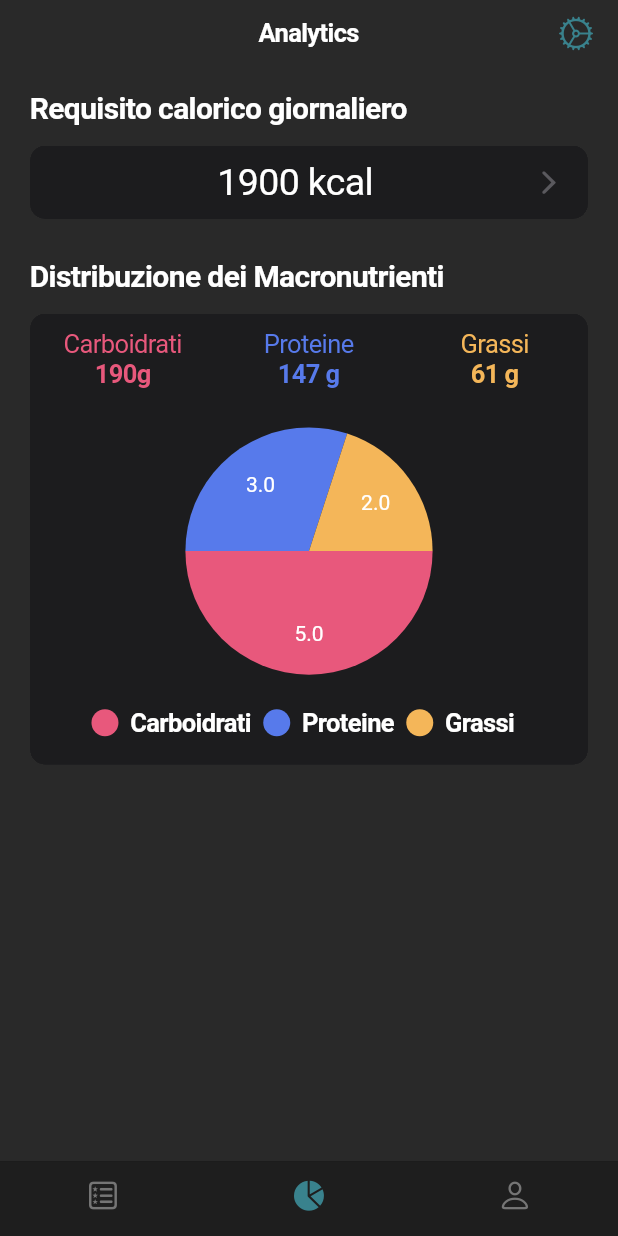
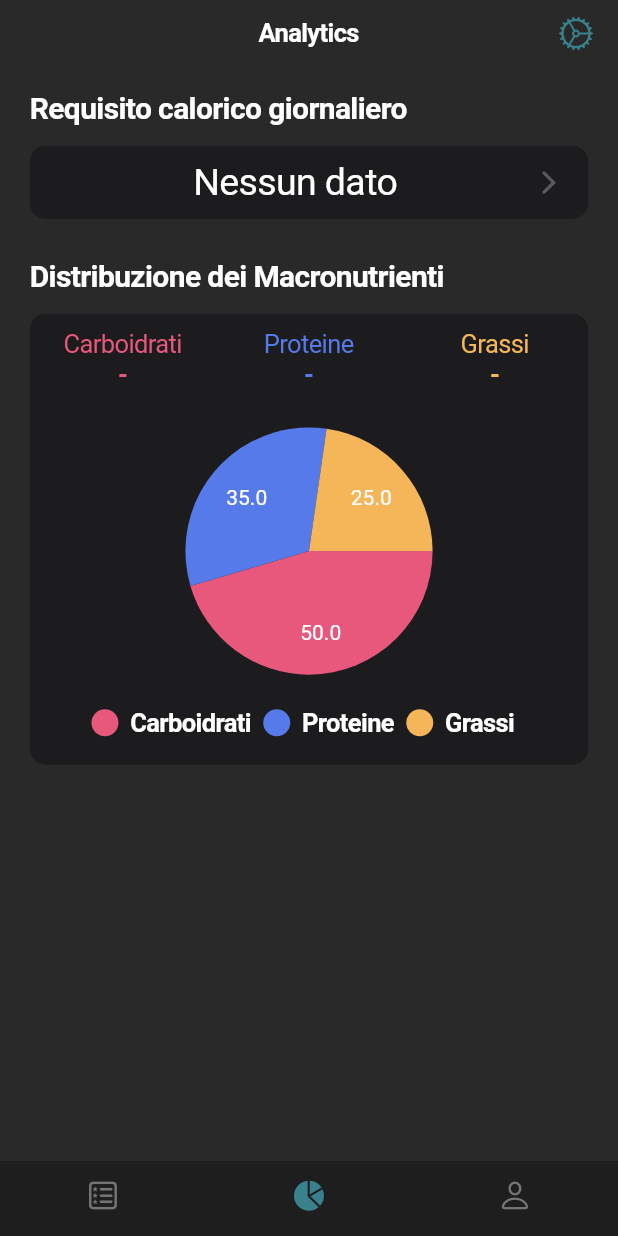
Before and after one commit to AlessandroDeFa/nutrition_tracker, a Flutter app: the screen it shows after launch, item 2 of the bottom bar chosen, on a phone screen of 412 x 824 dp. Run offline on Flutter 3.47's test engine with Material 2 defaults, Android fonts, the phone set to English and light mode, and no system bars; drawn by our look-alikes of pie_chart; our stand-ins replace bloc, equatable, flutter_bloc, hydrated_bloc.

Commit message:
create a bloc for analytics page; created a button that call an event that get the tdee from the profile if exists and calculate the macros percantages based on a default perceentages;

```diff
--- a/lib/app.dart
+++ b/lib/app.dart
@@ -1,6 +1,7 @@
 import 'package:flutter/cupertino.dart';
 import 'package:flutter_bloc/flutter_bloc.dart';
-import 'package:nutrition_tracker/blocs/profile_form/profile_form_bloc.dart';
+import 'package:nutrition_tracker/blocs/analytics_bloc/validate_analytics_form/analytics_form_bloc.dart';
+import 'package:nutrition_tracker/blocs/profile_form/validate_form/profile_form_bloc.dart';
 import 'package:nutrition_tracker/blocs/profile_form/submit_form/submit_form_bloc.dart';
 import 'package:nutrition_tracker/cubits/switch_theme/switch_theme_cubit.dart';
 import 'package:nutrition_tracker/screens/analytics_screen.dart';
@@ -26,7 +27,10 @@ class App extends StatelessWidget {
         BlocProvider<SwitchThemeCubit>(create: (_) => SwitchThemeCubit()),
         // Profile Form Bloc
         BlocProvider<ProfileFormBloc>(create: (_) => ProfileFormBloc()),
+        // Submit Profile Form Bloc
         BlocProvider<SubmitFormBloc>(create: (_)=> SubmitFormBloc()),
+        // Analytics Form Bloc
+        BlocProvider<AnalyticsFormBloc>(create: (_) => AnalyticsFormBloc()),
       ],
       child: BlocBuilder<SwitchThemeCubit, SwitchThemeState>(
         builder: (context, state) {
--- /dev/null
+++ b/lib/blocs/analytics_bloc/validate_analytics_form/analytics_form_bloc.dart
@@ -0,0 +1,39 @@
+import 'dart:async';
+
+import 'package:bloc/bloc.dart';
+import 'package:equatable/equatable.dart';
+
+part 'analytics_form_event.dart';
+
+part 'analytics_form_state.dart';
+
+class AnalyticsFormBloc extends Bloc<AnalyticsFormEvent, AnalyticsFormState> {
+  int? carbs;
+  int? protein;
+  int? fat;
+  Map<String, double>? dataChart;
+
+  AnalyticsFormBloc()
+      : super(const AnalyticsFormState(tdee: null, carbs: null, protein: null, fat: null, dataChart: null)) {
+    on<ChangeTdeeValueFromProfile>((event, emit) {
+      calculatePercentagesMacros(
+          tdee: event.tdee, percentageCarbs: event.percentageCarbs, percentagePro: event.percentagePro, percentageFat: event.percentageFat);
+      emit(AnalyticsFormState(tdee: event.tdee, carbs: carbs, protein: protein, fat: fat, dataChart: dataChart));
+    });
+  }
+
+  void calculatePercentagesMacros({required tdee, required percentageCarbs, required percentagePro, required percentageFat}) {
+    carbs = ((percentageCarbs / 100) * tdee / 4).toInt();
+
+    protein = ((percentagePro / 100) * tdee / 4).toInt();
+
+    fat = ((percentageFat / 100) * tdee / 9).toInt();
+
+    dataChart = {
+      "Carboidrati": percentageCarbs,
+      "Proteine": percentagePro,
+      "Grassi": percentageFat,
+    };
+
+  }
+}
--- /dev/null
+++ b/lib/blocs/analytics_bloc/validate_analytics_form/analytics_form_event.dart
@@ -0,0 +1,17 @@
+part of 'analytics_form_bloc.dart';
+
+abstract class AnalyticsFormEvent extends Equatable {
+  const AnalyticsFormEvent();
+}
+
+class ChangeTdeeValueFromProfile extends AnalyticsFormEvent {
+  final int? tdee;
+  final double? percentageCarbs;
+  final double? percentagePro;
+  final double? percentageFat;
+
+  const ChangeTdeeValueFromProfile({required this.tdee, required this.percentageCarbs, required this.percentagePro, required this.percentageFat});
+
+  @override
+  List<Object?> get props => [tdee, percentageCarbs, percentagePro, percentageFat];
+}
--- /dev/null
+++ b/lib/blocs/analytics_bloc/validate_analytics_form/analytics_form_state.dart
@@ -0,0 +1,16 @@
+part of 'analytics_form_bloc.dart';
+
+ class AnalyticsFormState extends Equatable {
+
+   final int? tdee;
+   final int? carbs;
+   final int? protein;
+   final int? fat;
+   final Map<String, double>? dataChart;
+
+  const AnalyticsFormState({required this.tdee, required this.carbs, required this.protein, required this.fat, required this.dataChart});
+
+  @override
+
+  List<Object?> get props => [tdee, carbs, protein, fat];
+}
--- a/lib/screens/analytics_screen.dart
+++ b/lib/screens/analytics_screen.dart
@@ -1,26 +1,43 @@
 import 'package:flutter/cupertino.dart';
 import 'package:flutter/material.dart';
+import 'package:flutter_bloc/flutter_bloc.dart';
+import 'package:nutrition_tracker/blocs/analytics_bloc/validate_analytics_form/analytics_form_bloc.dart';
+import 'package:nutrition_tracker/blocs/profile_form/submit_form/submit_form_bloc.dart';
 import 'package:nutrition_tracker/utils/custom_colors.dart';
 import 'package:nutrition_tracker/widgets/CustomNavigationBar.dart';
 import 'package:pie_chart/pie_chart.dart';
+
+Map<String, double> dataMap = {
+  "Carboidrati": 50,
+  "Proteine": 35,
+  "Grassi": 25,
+};
 
 class AnalyticsScreen extends StatelessWidget {
   const AnalyticsScreen({Key? key}) : super(key: key);
 
   @override
   Widget build(BuildContext context) {
-    Map<String, double> dataMap = {
-      "Carboidrati": 5,
-      "Proteine": 3,
-      "Grassi": 2,
-    };
+
 
     return CupertinoPageScaffold(
-      navigationBar: const CustomNavigationBar(navigationBar: CupertinoNavigationBar(), title: 'Analytics',),
+      navigationBar: const CustomNavigationBar(
+        navigationBar: CupertinoNavigationBar(),
+        title: 'Analytics',
+      ),
       child: ListView(
         children: [
           _dailyCalories(context),
-          _pieChart(context, dataMap),
+          BlocBuilder<SubmitFormBloc, SubmitFormState>(
+            builder: (context, state) {
+              return state.tdee != null ? _btnUseTdee(context) : Container();
+            },
+          ),
+          BlocBuilder<AnalyticsFormBloc, AnalyticsFormState>(
+            builder: (context, state) {
+              return _pieChart(context, state);
+            },
+          ),
         ],
       ),
     );
@@ -39,9 +56,13 @@ class AnalyticsScreen extends StatelessWidget {
               padding: const EdgeInsets.all(10),
               width: double.infinity,
               alignment: Alignment.center,
-              child: Text(
-                "1900 kcal",
-                style: TextStyle(fontSize: 25),
+              child: BlocBuilder<AnalyticsFormBloc, AnalyticsFormState>(
+                builder: (context, state) {
+                  return Text(
+                    state.tdee != null ? "${state.tdee} kcal" : 'Nessun dato',
+                    style: const TextStyle(fontSize: 25),
+                  );
+                },
               ),
             ),
             trailing: const Icon(
@@ -53,7 +74,32 @@ class AnalyticsScreen extends StatelessWidget {
         ],
       );
 
-  Widget _pieChart(BuildContext context, dataMap) =>
+  Widget _btnUseTdee(BuildContext context) => CupertinoListSection.insetGrouped(
+        backgroundColor: Colors.transparent,
+        children: [
+          CupertinoListTile(
+            padding: EdgeInsets.zero,
+            title: Container(
+                width: double.infinity,
+                alignment: Alignment.center,
+                child: Text(
+                  'Usa il TDEE calcolato',
+                  style: TextStyle(
+                      color: CupertinoTheme.of(context).primaryColor,
+                      fontSize: 16),
+                )),
+            onTap: () {
+              context.read<AnalyticsFormBloc>().add(ChangeTdeeValueFromProfile(
+                  tdee: context.read<SubmitFormBloc>().state.tdee,
+                  percentageCarbs: 45.0,
+                  percentagePro: 30.0,
+                  percentageFat: 25.0));
+            },
+          ),
+        ],
+      );
+
+  Widget _pieChart(BuildContext context, AnalyticsFormState state) =>
       CupertinoListSection.insetGrouped(
         backgroundColor: Colors.transparent,
         header: const Padding(
@@ -72,7 +118,7 @@ class AnalyticsScreen extends StatelessWidget {
                       chartValueStyle:
                           TextStyle(color: CustomColors.textColor)),
                   chartLegendSpacing: 20,
-                  dataMap: dataMap,
+                  dataMap: state.dataChart ?? dataMap,
                   chartRadius: MediaQuery.of(context).size.width * 0.4,
                   legendOptions: const LegendOptions(
                     showLegendsInRow: true,
@@ -90,23 +136,27 @@ class AnalyticsScreen extends StatelessWidget {
         ],
       );
 
-  Widget _legendsValuesPieChart(BuildContext context) => const Padding(
-    padding: EdgeInsets.symmetric(vertical: 10),
+  Widget _legendsValuesPieChart(BuildContext context) => Padding(
+        padding: const EdgeInsets.symmetric(vertical: 10),
         child: Row(
           mainAxisAlignment: MainAxisAlignment.spaceBetween,
           children: [
             Expanded(
               child: Column(
                 children: [
-                  Text(
+                  const Text(
                     "Carboidrati",
                     style: TextStyle(color: CustomColors.pinkPieChart),
                   ),
-                  Text(
-                    '190g',
-                    style: TextStyle(
+                  BlocBuilder<AnalyticsFormBloc, AnalyticsFormState>(
+                    builder: (context, state) {
+                      return Text(
+                        state.carbs != null ? '${state.carbs} g' : '-',
+                        style: const TextStyle(
                             fontWeight: FontWeight.bold,
                             color: CustomColors.pinkPieChart),
+                      );
+                    },
                   ),
                 ],
               ),
@@ -114,24 +164,33 @@ class AnalyticsScreen extends StatelessWidget {
             Expanded(
               child: Column(
                 children: [
-                  Text("Proteine",
+                  const Text("Proteine",
                       style: TextStyle(color: CustomColors.bluePieChart)),
-                  Text('147 g',
-                      style: TextStyle(
+                  BlocBuilder<AnalyticsFormBloc, AnalyticsFormState>(
+                    builder: (context, state) {
+                      return Text(
+                          state.protein != null ? '${state.protein} g' : '-',
+                          style: const TextStyle(
                               fontWeight: FontWeight.bold,
-                          color: CustomColors.bluePieChart)),
+                              color: CustomColors.bluePieChart));
+                    },
+                  ),
                 ],
               ),
             ),
             Expanded(
               child: Column(
                 children: [
-                  Text("Grassi",
+                  const Text("Grassi",
                       style: TextStyle(color: CustomColors.orangePieChart)),
-                  Text('61 g',
-                      style: TextStyle(
+                  BlocBuilder<AnalyticsFormBloc, AnalyticsFormState>(
+                    builder: (context, state) {
+                      return Text(state.fat != null ? '${state.fat} g' : '-',
+                          style: const TextStyle(
                               fontWeight: FontWeight.bold,
-                          color: CustomColors.orangePieChart)),
+                              color: CustomColors.orangePieChart));
+                    },
+                  ),
                 ],
               ),
             ),
--- a/lib/screens/profile_screen.dart
+++ b/lib/screens/profile_screen.dart
@@ -1,7 +1,7 @@
 import 'package:flutter/cupertino.dart';
 import 'package:flutter/material.dart';
 import 'package:flutter_bloc/flutter_bloc.dart';
-import 'package:nutrition_tracker/blocs/profile_form/profile_form_bloc.dart';
+import 'package:nutrition_tracker/blocs/profile_form/validate_form/profile_form_bloc.dart';
 import 'package:nutrition_tracker/blocs/profile_form/submit_form/submit_form_bloc.dart';
 import 'package:nutrition_tracker/screens/sub_screens/edit_profile_info.dart';
 import 'package:nutrition_tracker/utils/custom_colors.dart';
@@ -213,5 +213,3 @@ class ProfileScreen extends StatelessWidget {
         ],
       );
 }
-
-// CRAERE LA FUNZIONE ANCHE PER IL TYPE FEMMINA
--- a/lib/screens/sub_screens/edit_profile_info.dart
+++ b/lib/screens/sub_screens/edit_profile_info.dart
@@ -1,7 +1,7 @@
 import 'package:flutter/cupertino.dart';
 import 'package:flutter/material.dart';
 import 'package:flutter_bloc/flutter_bloc.dart';
-import 'package:nutrition_tracker/blocs/profile_form/profile_form_bloc.dart';
+import 'package:nutrition_tracker/blocs/profile_form/validate_form/profile_form_bloc.dart';
 import 'package:nutrition_tracker/blocs/profile_form/submit_form/submit_form_bloc.dart';
 import 'package:nutrition_tracker/utils/custom_colors.dart';
 
@@ -74,7 +74,7 @@ class _EditProfileInfoState extends State<EditProfileInfo> {
                             weight: state.weight,
                             height: state.height,
                             age: state.age));
-                        // context.read<SubmitFormBloc>().calculateTDEE();
+
                         Navigator.pop(context);
 
                       },
```
Also changed, not shown: lib/screens/sub_screens/settings_screen.dart (+15 -9 lines), lib/blocs/profile_form/validate_form/profile_form_bloc.dart (renamed from lib/blocs/profile_form/profile_form_bloc.dart), lib/blocs/profile_form/validate_form/profile_form_event.dart (renamed from lib/blocs/profile_form/profile_form_event.dart), lib/blocs/profile_form/validate_form/profile_form_state.dart (renamed from lib/blocs/profile_form/profile_form_state.dart). Lines whose indentation alone changed are shown as unchanged.
